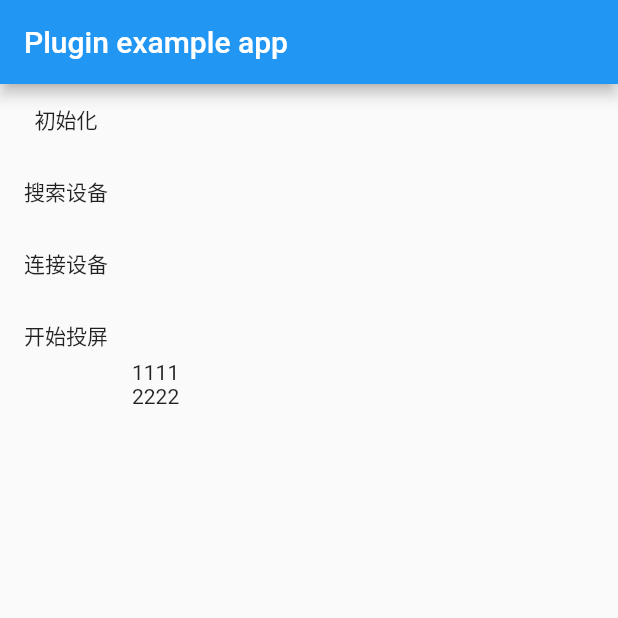
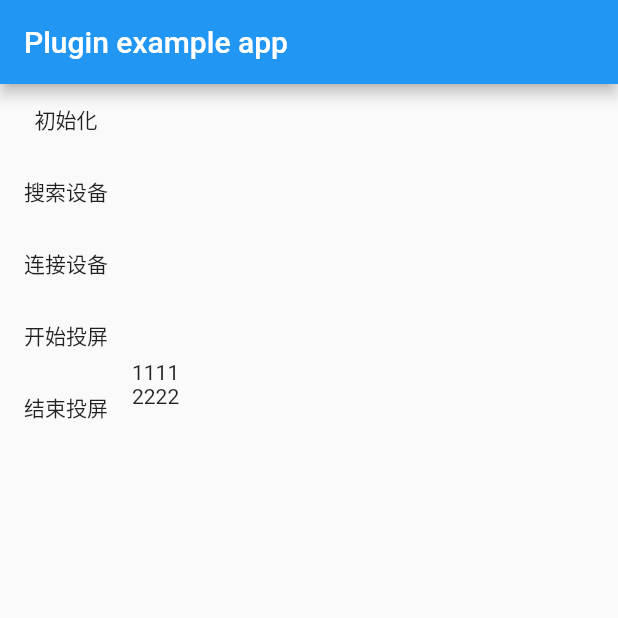
Before and after one commit to pleasecallmelm/lblelink_plugin, a Flutter app: the screen it shows after launch, after a tap on "初始化", on a phone screen of 412 x 824 dp, the top half of it. Run offline on Flutter 3.47's test engine with Material 2 defaults, Android fonts, the phone set to English and light mode, and no system bars.

Commit message:
增加代码

```diff
--- a/example/lib/main.dart
+++ b/example/lib/main.dart
@@ -1,3 +1,5 @@
+import 'dart:io';
+
 import 'package:flutter/material.dart';
 import 'dart:async';
 
@@ -55,7 +57,10 @@ class _MyAppState extends State<MyApp> {
             Column(
               children: <Widget>[
                 FlatButton(onPressed: (){
+                  if(Platform.isIOS)
                   Lblelinkplugin.initLBSdk("14342", "c67255e53e3feee87673bc67f6895360");
+                  else
+                    Lblelinkplugin.initLBSdk("14345", "596d9df457fb194f6944c9bc51e8343d");
                 }, child: Text("初始化")),
                 FlatButton(onPressed: (){
                   Lblelinkplugin.getServicesList((data){
@@ -73,7 +78,10 @@ class _MyAppState extends State<MyApp> {
                 }, child: Text("连接设备")),
                 FlatButton(onPressed: (){
                   Lblelinkplugin.play('http://pullhls80d25490.live.126.net/live/7d9cc146131245ddbf2126d56c699191/playlist.m3u8');
-                }, child: Text("开始投屏"))
+                }, child: Text("开始投屏")),
+                FlatButton(onPressed: (){
+                  Lblelinkplugin.disConnect();
+                }, child: Text("结束投屏"))
               ],
             ),
            Container(
--- a/lib/lblelinkplugin.dart
+++ b/lib/lblelinkplugin.dart
@@ -1,5 +1,4 @@
 import 'dart:async';
-import 'dart:html';
 import 'dart:ui';
 import 'package:flutter/cupertino.dart';
 import 'package:flutter/services.dart';
@@ -18,6 +17,7 @@ class Lblelinkplugin {
   static eventChannelDistribution(){
 
     _eventChannel.receiveBroadcastStream().listen((data) {
+      print(data);
       int type = data["type"];
 
       switch (type){
```
Also changed, not shown: 243 other files.
